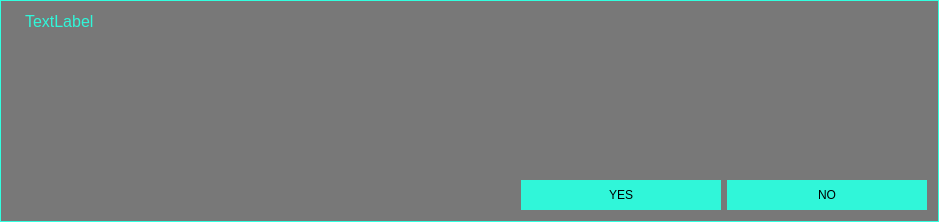
First picture: the form in src/ui/dialog_widget.ui, repository k88936/UnRustedWarfare, before the edit.
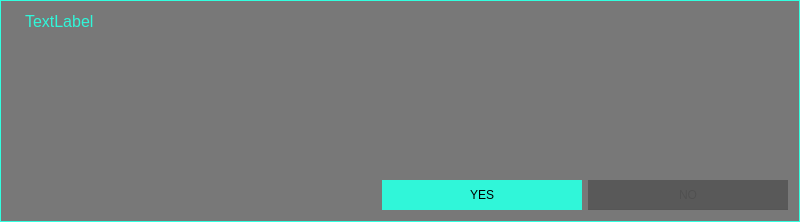
Second picture: the form after the edit. Icons and pictures are not drawn.

The edit to the form file:
```diff
--- a/src/ui/dialog_widget.ui
+++ b/src/ui/dialog_widget.ui
@@ -6,7 +6,7 @@
    <rect>
     <x>0</x>
     <y>0</y>
-    <width>939</width>
+    <width>800</width>
     <height>222</height>
    </rect>
   </property>
@@ -486,6 +486,9 @@
        </item>
        <item>
         <widget class="QPushButton" name="dialog_button_no">
+         <property name="enabled">
+          <bool>false</bool>
+         </property>
          <property name="minimumSize">
           <size>
            <width>200</width>
```
